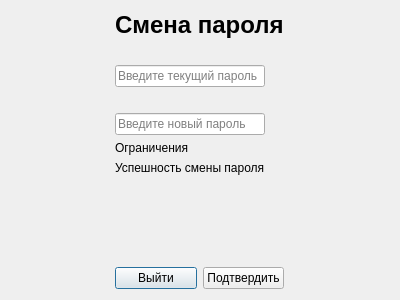
Micelium1/LoginSim, file passwordchangewindow.ui: the form before one commit.
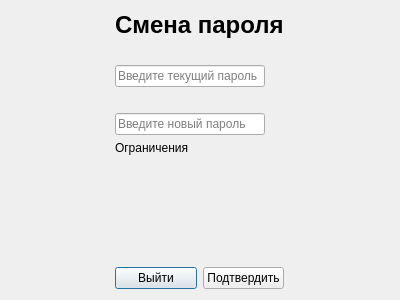
The form after the commit.

Patch:
```diff
--- a/passwordchangewindow.ui
+++ b/passwordchangewindow.ui
@@ -40,7 +40,7 @@
      <item row="6" column="0">
       <widget class="QLabel" name="changeStatus">
        <property name="text">
-        <string>Успешность смены пароля</string>
+        <string/>
        </property>
       </widget>
      </item>
```
